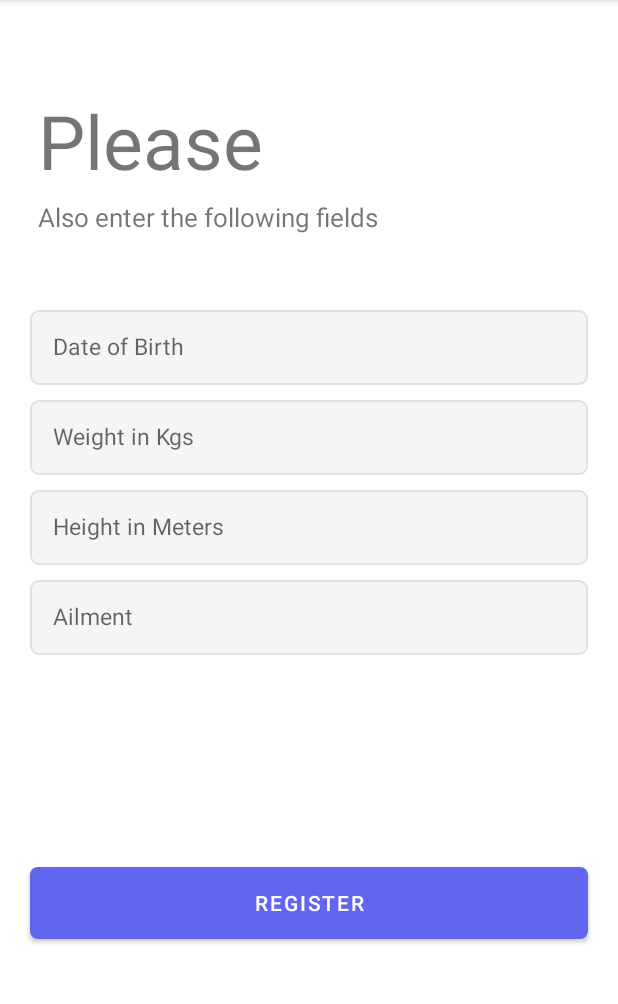
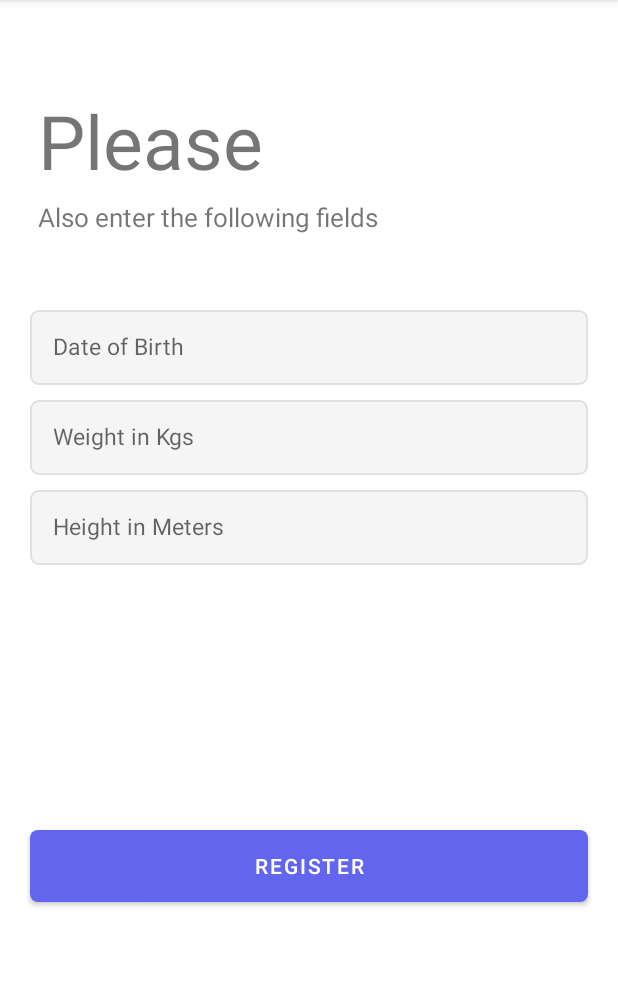
Before and after one commit to girishvr/Yogamatic, an Android app: the fragment SignUpTwoFragment shown on its own in the app's theme, on a phone screen of 412 x 824 dp, the part 84-1088 px from its top. Run offline under Robolectric (Android 15) with nearby library versions, the phone set to English and light mode, and no system bars.

Commit message:
Ailment field required from sign up page

```diff
--- a/app/src/main/java/in/yoska/yogamatic/SignUpTwoFragment.java
+++ b/app/src/main/java/in/yoska/yogamatic/SignUpTwoFragment.java
@@ -1,14 +1,12 @@
 package in.yoska.yogamatic;
 
 import android.app.Activity;
-import android.graphics.Color;
 import android.os.Build;
 import android.os.Bundle;
 import android.view.LayoutInflater;
 import android.view.View;
 import android.view.ViewGroup;
 import android.widget.ArrayAdapter;
-import android.widget.AutoCompleteTextView;
 import android.widget.Button;
 import android.widget.EditText;
 import android.widget.Toast;
@@ -34,7 +32,6 @@ public class SignUpTwoFragment extends Fragment implements View.OnClickListener
     private String mParam1;
     private String mParam2;
 
-    AutoCompleteTextView ailmentTextView;
     EditText etDob, etHeight, etWeight;
 
     public SignUpTwoFragment() {
@@ -78,15 +75,12 @@ public class SignUpTwoFragment extends Fragment implements View.OnClickListener
         etDob = (EditText) view.findViewById(R.id.et_dob);
         etHeight = (EditText)view.findViewById(R.id.et_height);
         etWeight = (EditText)view.findViewById(R.id.et_weight);
-        ailmentTextView = (AutoCompleteTextView)view.findViewById(R.id.et_ailment);
 
         Button signUpBtn = (Button)view.findViewById(R.id.btn_register);
 
         String [] remedies = getResources().getStringArray(R.array.Ailments);
         ArrayAdapter <String> adaptor = new ArrayAdapter<String>(view.getContext(), android.R.layout.select_dialog_item, remedies);
-        ailmentTextView.setThreshold(0);
-        ailmentTextView.setAdapter(adaptor);
-        ailmentTextView.setTextColor(Color.DKGRAY);
+
         signUpBtn.setOnClickListener(this);
 
         setDateTextField();
@@ -114,14 +108,14 @@ public class SignUpTwoFragment extends Fragment implements View.OnClickListener
     public void getAllTextViewData(){
 
         if(etDob.getText().toString().length()==0 || etWeight.getText().toString().length()==0
-        || etHeight.getText().toString().length()==0 || ailmentTextView.getText().toString().length()==0){
+        || etHeight.getText().toString().length()==0 ){
             Activity activity = getActivity();
             Toast.makeText(activity ,getString(R.string.signup_error), Toast.LENGTH_LONG).show();
         }else{
             String dob = etDob.getText().toString();
             float wt = Float.valueOf(etWeight.getText().toString());
             float ht = Float.valueOf(etHeight.getText().toString());
-            String ailmnt = ailmentTextView.getText().toString();
+            String ailmnt = "";
             // save and go back to Log In
             SignUpActivity yourActivity = (SignUpActivity) getActivity();
             yourActivity.setActivitySecondData(dob,wt,ht,ailmnt);
--- a/app/src/main/res/layout/fragment_sign_up_two.xml
+++ b/app/src/main/res/layout/fragment_sign_up_two.xml
@@ -72,18 +72,6 @@
             android:background="@drawable/et_custom"
             android:textSize="15sp" />
 
-        <AutoCompleteTextView
-            android:id="@+id/et_ailment"
-            android:layout_width="match_parent"
-            android:layout_height="50dp"
-            android:hint="@string/ailment"
-            android:layout_marginLeft="20dp"
-            android:layout_marginRight="20dp"
-            android:padding="15dp"
-            android:inputType="text"
-            android:background="@drawable/et_custom"
-            android:textSize="15sp" />
-
         <RelativeLayout
             android:layout_width="match_parent"
             android:layout_height="0dp"
```
